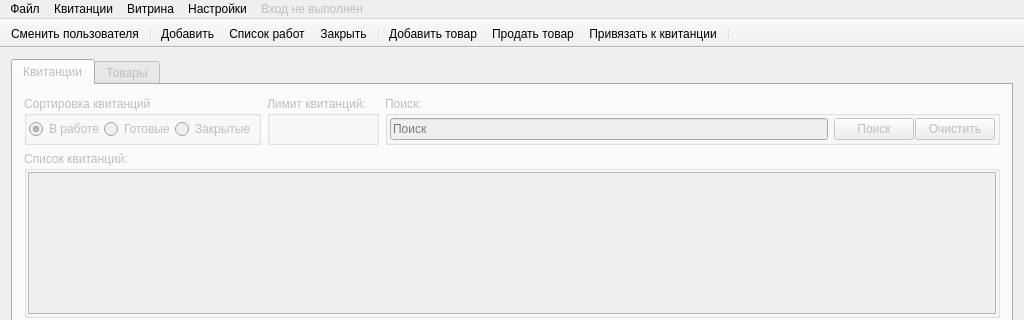
First picture: the form in mainwindow.ui, repository eboladev/XPPC, before the edit; both pictures show x 0 to 1024 and y 0 to 320 of the 1024 by 768 pixel window.
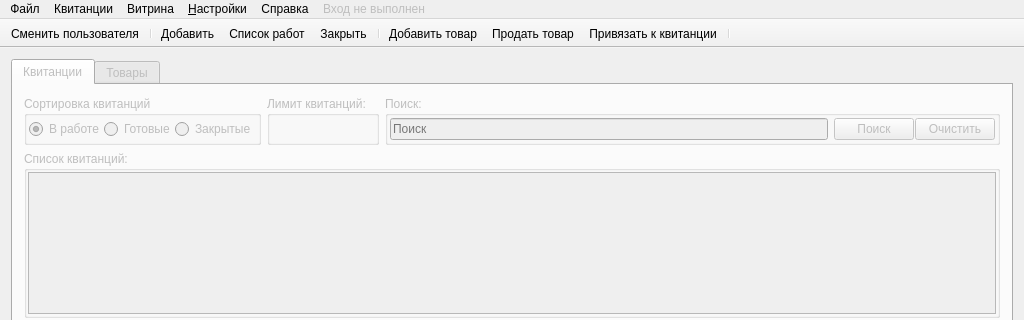
Second picture: the form after the edit. Icons and pictures are not drawn. Custom widgets are drawn as their Qt base class.

```diff
--- a/mainwindow.ui
+++ b/mainwindow.ui
@@ -775,7 +775,7 @@
    </widget>
    <widget class="QMenu" name="menuSettings">
     <property name="title">
-     <string>Настройки</string>
+     <string>&amp;Настройки</string>
     </property>
     <addaction name="actionBranchTriggered"/>
     <addaction name="actionAddProductCategory"/>
@@ -818,10 +818,17 @@
     <addaction name="action"/>
     <addaction name="action_2"/>
    </widget>
+   <widget class="QMenu" name="menuHelp">
+    <property name="title">
+     <string>Справка</string>
+    </property>
+    <addaction name="action_Qt"/>
+   </widget>
    <addaction name="menuFile"/>
    <addaction name="menuTicket"/>
    <addaction name="menuShowcase"/>
    <addaction name="menuSettings"/>
+   <addaction name="menuHelp"/>
    <addaction name="menuCurrentUser"/>
   </widget>
   <widget class="QStatusBar" name="statusBar"/>
```
Left out of the diff: 64 changed lines with no effect on the pictures.
